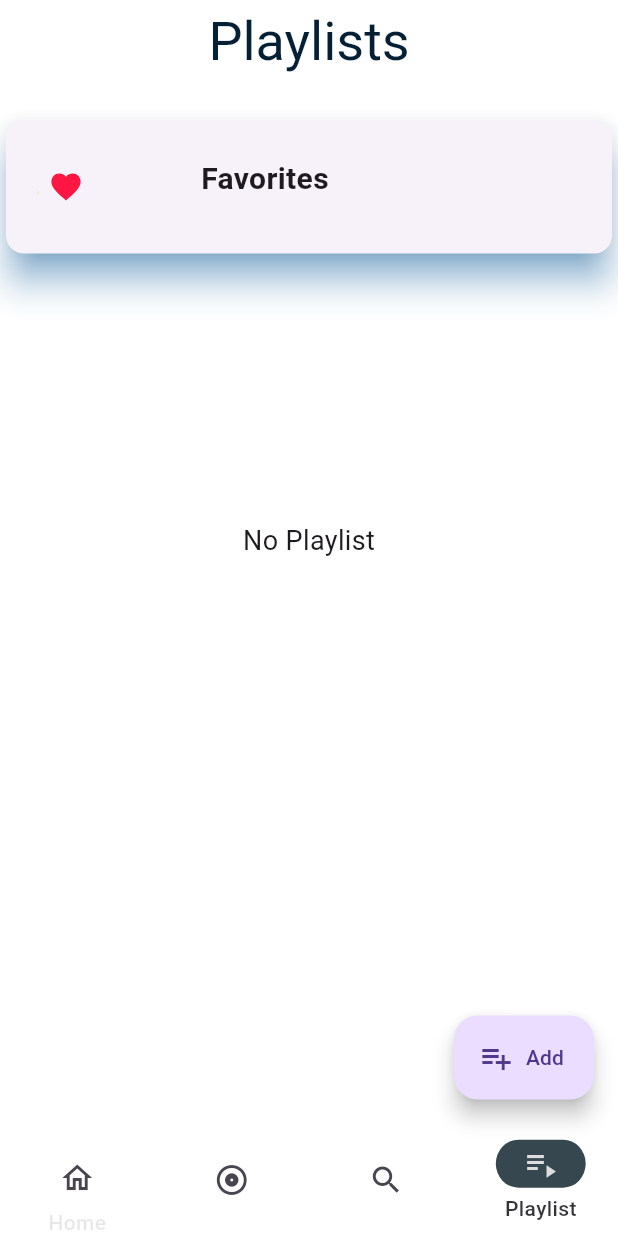
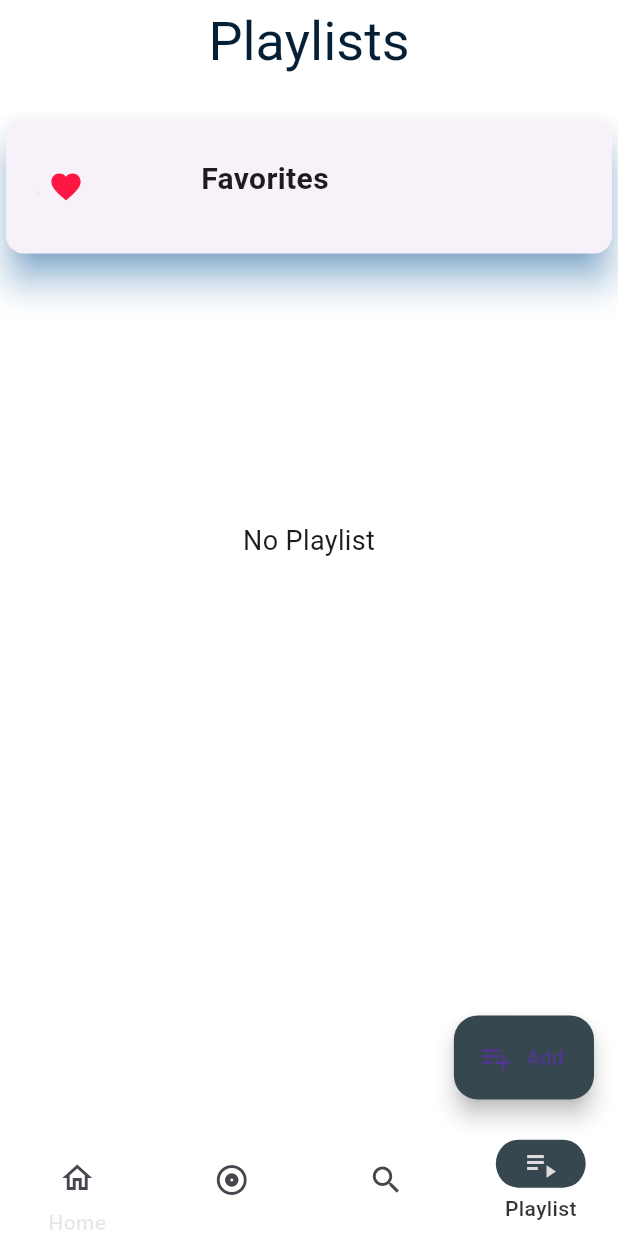
Before and after one commit to mohammedshahirck/Music-App, a Flutter app: the screen it shows after launch, item 4 of the bottom bar chosen, on a phone screen of 412 x 824 dp. Run offline on Flutter 3.47's test engine with Material 2 defaults, Android fonts, the phone set to English and light mode, and no system bars; our stand-ins replace carousel_slider, google_fonts, hive, hive_flutter, just_audio, just_audio_background and 4 more; accounts and stored records are empty.

Commit message:
hosting 0ct 15

```diff
--- a/lib/screens/PlayList/playlist.dart
+++ b/lib/screens/PlayList/playlist.dart
@@ -175,8 +175,9 @@ class _PlayListState extends State<PlayList> {
               ),
             ),
             floatingActionButton: FloatingActionButton.extended(
-              label: Text('Add'),
-              icon: Icon(Icons.playlist_add),
+              backgroundColor: Colors.blueGrey[800],
+              label: const Text('Add'),
+              icon: const Icon(Icons.playlist_add),
               onPressed: () {
                 showModalBottomSheet(
                   elevation: 5,
@@ -267,6 +268,7 @@ class _PlayListState extends State<PlayList> {
 
   Future<void> buttonClicked() async {
     final name = nameController.text.trim();
+
     if (name.isEmpty) {
       return;
     } else {
--- a/lib/screens/home/home_screen.dart
+++ b/lib/screens/home/home_screen.dart
@@ -153,7 +153,7 @@ class _HomeScreenState extends State<HomeScreen> {
                                 artworkFit: BoxFit.fill,
                                 nullArtworkWidget: Container(
                                   width:
-                                      MediaQuery.of(context).size.width * 0.35,
+                                      MediaQuery.of(context).size.width * 0.25,
                                   height:
                                       MediaQuery.of(context).size.height * 0.16,
                                   decoration: BoxDecoration(
@@ -179,7 +179,7 @@ class _HomeScreenState extends State<HomeScreen> {
                                   ),
                                 ),
                                 artworkWidth:
-                                    MediaQuery.of(context).size.width * 0.35,
+                                    MediaQuery.of(context).size.width * 0.25,
                                 artworkHeight:
                                     MediaQuery.of(context).size.height * 0.16,
                               ),
@@ -221,7 +221,7 @@ class _HomeScreenState extends State<HomeScreen> {
           ),
           const HomeRecentsSongs(),
           const Padding(
-            padding: EdgeInsets.only(left: 20),
+            padding: EdgeInsets.only(top: 10, left: 20),
             child: Text(
               'Liked Songs',
               style: TextStyle(fontSize: 20, fontWeight: FontWeight.bold),
--- a/lib/widget/bottom_nav.dart
+++ b/lib/widget/bottom_nav.dart
@@ -41,10 +41,10 @@ class _ScreenHomeState extends State<ScreenHome> {
                   if (MusicStore.player.currentIndex != null)
                     Column(
                       children: const [
-                        //MiniPlayer(),
-                        // SizedBox(
-                        //   height: 10,
-                        // ),
+                        MiniPlayer(),
+                        SizedBox(
+                          height: 10,
+                        ),
                       ],
                     )
                   else
--- a/pubspec.yaml
+++ b/pubspec.yaml
@@ -15,7 +15,7 @@ publish_to: 'none' # Remove this line if you wish to publish to pub.dev
 # In iOS, build-name is used as CFBundleShortVersionString while build-number used as CFBundleVersion.
 # Read more about iOS versioning at
 # https://developer.apple.com/library/archive/documentation/General/Reference/InfoPlistKeyReference/Articles/CoreFoundationKeys.html
-version: 1.0.0+1
+version: 1.0.0+2
 
 environment:
   sdk: ">=2.17.6 <3.0.0"
```
Also changed, not shown: 1 other file.
